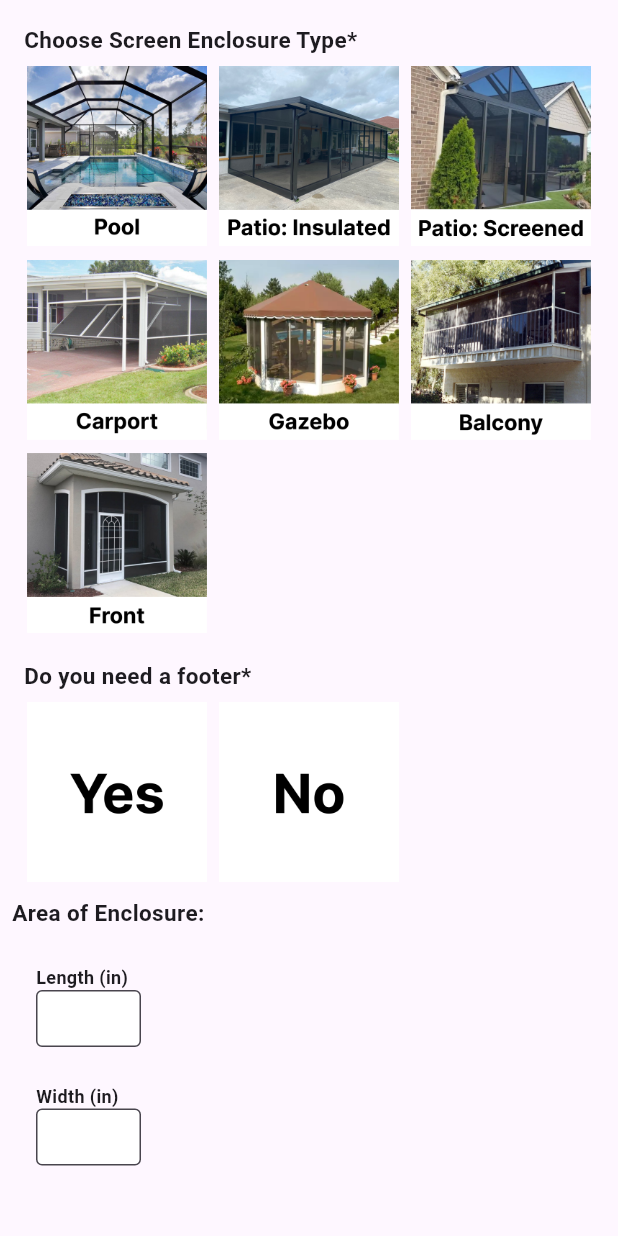
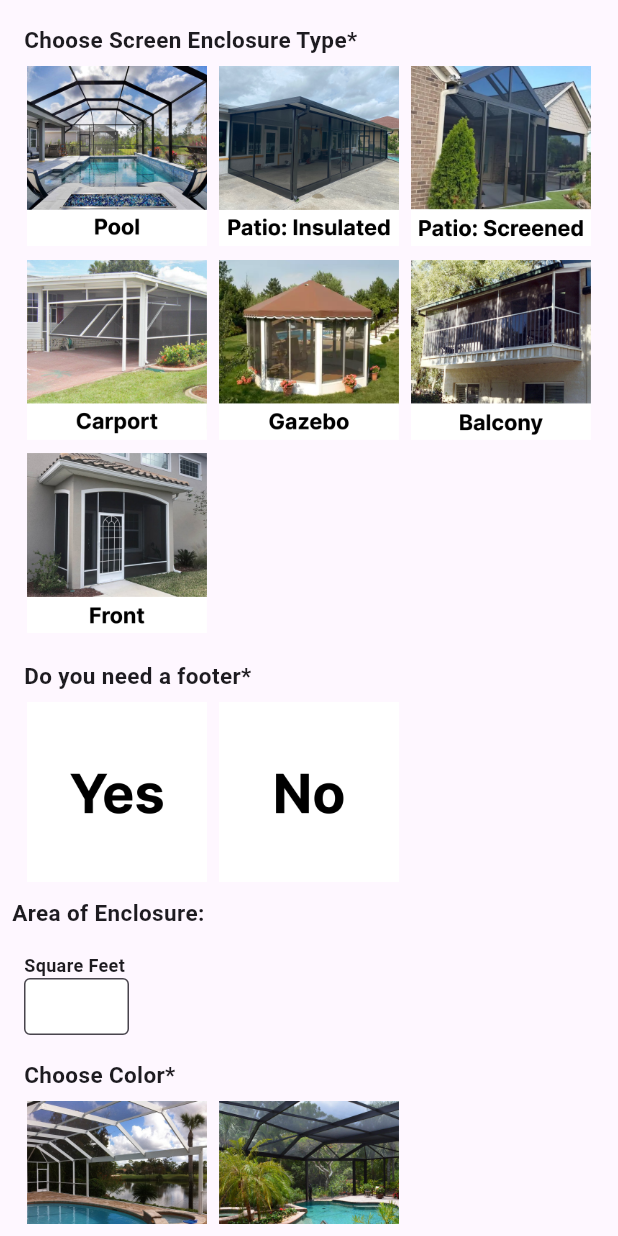
Before and after one commit to Team-Crushing-It/blind_ui, a Flutter app: the screen it shows after launch, on a phone screen of 412 x 824 dp. Run offline on Flutter 3.47's test engine with Material 3 defaults, Android fonts, the phone set to English and light mode, and no system bars; our stand-ins replace bloc, equatable, flutter_bloc.

Commit message:
that pointless sized boxxxxx

```diff
--- a/lib/main.dart
+++ b/lib/main.dart
@@ -85,21 +85,51 @@ class _MyHomePageState extends State<MyHomePage> {
                   style: TextStyle(fontSize: 15, fontWeight: FontWeight.bold),
                 ),
               ),
-              const Padding(
-                padding: EdgeInsets.only(top: 8.0, left: 8.0),
-                child: DimensionsWidget(
-                  title: "Length (in)",
+              Padding(
+                padding: const EdgeInsets.all(8.0),
+                child: Column(
+                  crossAxisAlignment: CrossAxisAlignment.start,
+                  children: [
+                    Text(
+                      'Square Feet',
+                      style: const TextStyle(
+                          fontSize: 12, fontWeight: FontWeight.bold),
+                    ),
+                    Row(
+                      children: [
+                        Container(
+                          width: 70,
+                          child: const TextField(
+                            keyboardType: TextInputType.number,
+                            cursorColor: Colors.black,
+                            cursorWidth: 1,
+                            style: TextStyle(
+                                fontSize: 12,
+                                fontWeight: FontWeight.w500,
+                                color: Colors.black),
+                            decoration: InputDecoration(
+                              contentPadding: EdgeInsets.all(10),
+                              fillColor: Colors.white,
+                              filled: true,
+                              hoverColor: Colors.transparent,
+                              focusedBorder: OutlineInputBorder(
+                                borderSide:
+                                    BorderSide(color: Colors.black, width: 1),
+                              ),
+                              border: OutlineInputBorder(
+                                borderSide:
+                                    BorderSide(color: Colors.black, width: 1),
+                              ),
+                              labelText: null,
+                              isDense: true, // Added this
                             ),
                           ),
-              const Padding(
-                padding: EdgeInsets.only(
-                    top: 8.0, left: 8.0, right: 8.0, bottom: 24),
-                child: DimensionsWidget(
-                  title: "Width (in)",
+                        ),
+                      ],
+                    ),
+                  ],
                 ),
               ),
-
-              //or square footage
 
               SelectionElements(
                 elements: ImageConstants.colorType,
@@ -158,17 +188,12 @@ class DimensionsWidget extends StatelessWidget {
       child: Column(
         crossAxisAlignment: CrossAxisAlignment.start,
         children: [
-          Row(
-            children: [
           Text(
             title,
-                style:
-                    const TextStyle(fontSize: 12, fontWeight: FontWeight.bold),
+            style: const TextStyle(fontSize: 12, fontWeight: FontWeight.bold),
           ),
           const SizedBox(
             width: 10,
-              ),
-            ],
           ),
           Row(
             children: [
```
Lines whose indentation alone changed are shown as unchanged.
